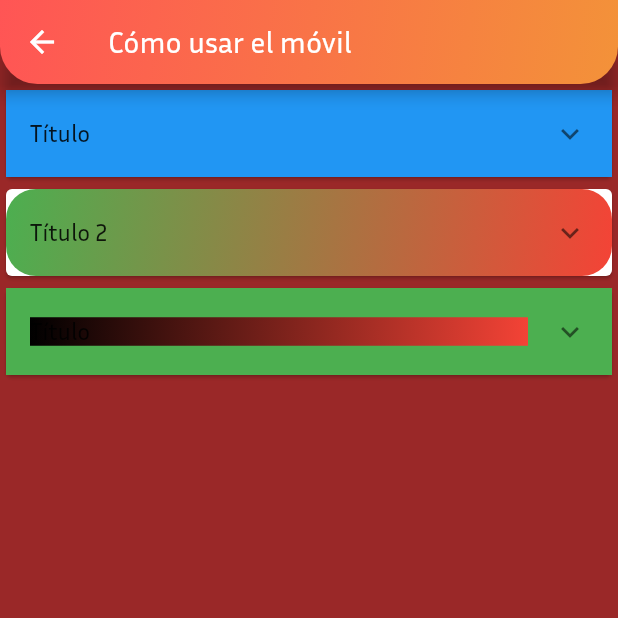
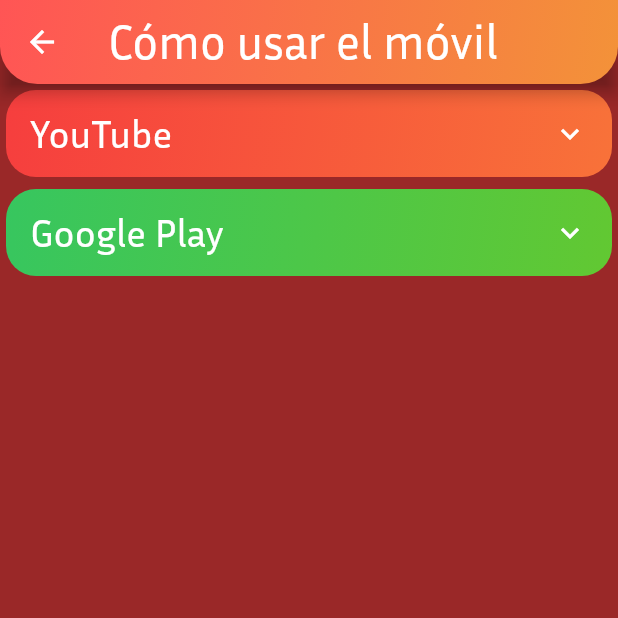
Before and after one commit to asanchezbdam1/senior_tech, a Flutter app: the screen it shows after launch, after a tap on "Cómo usar el móvil", on a phone screen of 412 x 824 dp, the top half of it. Run offline on Flutter 3.47's test engine with Material 2 defaults, Android fonts, the phone set to English and light mode, and no system bars.

Commit message:
Reorganizado código de Widgets personalizados. Mejorado aspecto del contenedor expandible.

```diff
--- a/lib/applist.dart
+++ b/lib/applist.dart
@@ -1,5 +1,5 @@
 import 'package:flutter/material.dart';
-import 'package:senior_tech/my-widgets.dart';
+import 'package:senior_tech/custom-widgets/expandable_container.dart';
 
 class AppList extends StatelessWidget {
   const AppList({Key? key}) : super(key: key);
@@ -28,39 +28,37 @@
       backgroundColor: const Color(0xFF9A2828),
       body: Center(
           child: Column(
-        children: [
-          const ExpandableContainer(
-            title: Text("Título"),
-            child: Text("Hijo"),
-            backgroundColor: Colors.red,
-            collapsedBackgroundColor: Colors.blue,
-          ),
-          const ExpandableContainer(
+        children: const [
+          ExpandableContainer(
             radius: 20,
             gradient: LinearGradient(
-              colors: [Colors.green, Colors.red],
+              colors: [Color(0xFFF63E3E), Color(0xFFF87239)],
               begin: Alignment.topLeft,
               end: Alignment.bottomRight,
             ),
-            title: Text("Título 2"),
-            child: Text("Hijo 2"),
+            title: Text("YouTube"),
+            child: Text(
+              "Youtube es una aplicación gratuita para ver vídeos en internet.",
+            ),
             backgroundColor: Colors.transparent,
             collapsedBackgroundColor: Colors.transparent,
+            childBackgroundColor: Color.fromARGB(255, 255, 200, 195),
           ),
           ExpandableContainer(
-            title: Container(
-              child: const Text("Título"),
-              decoration: const BoxDecoration(
-                gradient: LinearGradient(
-                  colors: [Colors.black, Colors.red],
-                  begin: Alignment.topLeft,
-                  end: Alignment.bottomRight,
-                ),
-              ),
+            radius: 20,
+            gradient: LinearGradient(
+              colors: [Color(0xFF37C65F), Color(0xFF62C832)],
+              begin: Alignment.topLeft,
+              end: Alignment.bottomRight,
             ),
-            child: const Text("Hijo 3"),
-            backgroundColor: Colors.blue,
-            collapsedBackgroundColor: Colors.green,
+            title: Text("Google Play"),
+            child: Text(
+              "Google Play es la tienda de aplicaciones por excelencia para teléfonos Android. " +
+                  "En esta aplicación puedes descargar otras aplicaciones o juegos gratuitos o comprar música y películas.",
+            ),
+            backgroundColor: Colors.transparent,
+            collapsedBackgroundColor: Colors.transparent,
+            childBackgroundColor: Color(0xFFA7F682),
           ),
         ],
       )),
--- /dev/null
+++ b/lib/custom-widgets/expandable_container.dart
@@ -0,0 +1,86 @@
+import 'package:flutter/material.dart';
+
+class ExpandableContainer extends StatefulWidget {
+  final Widget title;
+  final Gradient? gradient;
+  final Color? backgroundColor;
+  final Color? collapsedBackgroundColor;
+  final Color? childBackgroundColor;
+  final Color? titleColor;
+  final double? radius;
+  final double? top;
+  final double? bottom;
+  final double? right;
+  final double? left;
+  final Widget child;
+
+  const ExpandableContainer({
+    Key? key,
+    required this.title,
+    required this.child,
+    this.radius,
+    this.backgroundColor,
+    this.collapsedBackgroundColor,
+    this.gradient,
+    this.top,
+    this.bottom,
+    this.right,
+    this.left,
+    this.titleColor,
+    this.childBackgroundColor,
+  }) : super(key: key);
+
+  @override
+  State<StatefulWidget> createState() => _ExpandableContainerState();
+}
+
+class _ExpandableContainerState extends State<ExpandableContainer> {
+  @override
+  Widget build(BuildContext context) {
+    Widget childitem = widget.child;
+
+    if (widget.childBackgroundColor != null) {
+      childitem = Column(
+        crossAxisAlignment: CrossAxisAlignment.stretch,
+        children: [
+          Container(
+            decoration: BoxDecoration(
+              borderRadius: BorderRadius.circular(widget.radius ?? 0),
+              color: widget.childBackgroundColor,
+            ),
+            child: widget.child,
+            padding: const EdgeInsets.all(10),
+            margin: const EdgeInsets.all(10),
+          )
+        ],
+      );
+    }
+    return Card(
+      color: Colors.transparent,
+      shadowColor: Colors.transparent,
+      child: Container(
+        padding: EdgeInsets.only(
+          left: widget.left ?? 0,
+          top: widget.top ?? 0,
+          right: widget.right ?? 0,
+          bottom: widget.bottom ?? 0,
+        ),
+        decoration: BoxDecoration(
+          gradient: widget.gradient,
+          borderRadius: BorderRadius.circular(widget.radius ?? 0),
+        ),
+        child: ExpansionTile(
+          title: widget.title,
+          backgroundColor: widget.backgroundColor ?? Colors.transparent,
+          collapsedBackgroundColor:
+              widget.collapsedBackgroundColor ?? Colors.transparent,
+          children: [childitem],
+          collapsedIconColor: widget.titleColor ?? Colors.white,
+          iconColor: widget.titleColor ?? Colors.white,
+          collapsedTextColor: widget.titleColor ?? Colors.white,
+          textColor: widget.titleColor ?? Colors.white,
+        ),
+      ),
+    );
+  }
+}
--- /dev/null
+++ b/lib/custom-widgets/grad_button.dart
@@ -0,0 +1,42 @@
+import 'package:flutter/material.dart';
+
+class GradButton extends StatelessWidget {
+  final BorderRadiusGeometry? borderRadius;
+  final double? width;
+  final double? height;
+  final Gradient? gradient;
+  final VoidCallback? onPressed;
+  final Widget child;
+
+  const GradButton({
+    Key? key,
+    required this.onPressed,
+    required this.child,
+    this.borderRadius,
+    this.width,
+    this.height,
+    this.gradient,
+  }) : super(key: key);
+
+  @override
+  Widget build(BuildContext context) {
+    final borderRadius = this.borderRadius ?? BorderRadius.circular(0);
+    return Container(
+      width: width,
+      height: height,
+      decoration: BoxDecoration(
+        gradient: gradient,
+        borderRadius: borderRadius,
+      ),
+      child: ElevatedButton(
+        onPressed: onPressed,
+        style: ElevatedButton.styleFrom(
+          primary: Colors.transparent,
+          shadowColor: Colors.transparent,
+          shape: RoundedRectangleBorder(borderRadius: borderRadius),
+        ),
+        child: child,
+      ),
+    );
+  }
+}
--- a/lib/main.dart
+++ b/lib/main.dart
@@ -1,6 +1,6 @@
 import 'package:flutter/material.dart';
 import 'package:senior_tech/applist.dart';
-import 'package:senior_tech/my-widgets.dart';
+import 'package:senior_tech/custom-widgets/grad_button.dart';
 
 void main() {
   runApp(const MyApp());
@@ -13,12 +13,17 @@
     return MaterialApp(
       title: 'Flutter Demo',
       theme: ThemeData(
-          primarySwatch: Colors.blue,
-          backgroundColor: const Color(0xFF273243),
-          fontFamily: 'InriaSans',
-          appBarTheme: const AppBarTheme(
-            backgroundColor: Colors.transparent,
-          )),
+        primarySwatch: Colors.blue,
+        backgroundColor: const Color(0xFF273243),
+        appBarTheme: const AppBarTheme(
+          backgroundColor: Colors.transparent,
+        ),
+        textTheme: Theme.of(context).textTheme.apply(
+              fontSizeFactor: 1.5,
+              fontSizeDelta: 2.0,
+              fontFamily: 'InriaSans',
+            ),
+      ),
       home: const MyHomePage(title: 'SeniorTech'),
     );
   }
@@ -58,7 +63,7 @@
                 Navigator.push(
                     context,
                     MaterialPageRoute(
-                      builder: (context) => AppList(),
+                      builder: (context) => const AppList(),
                     ));
               },
               child: const Text(
--- a/lib/my-widgets.dart
+++ /dev/null
@@ -1,98 +0,0 @@
-import 'package:flutter/material.dart';
-
-class GradButton extends StatelessWidget {
-  final BorderRadiusGeometry? borderRadius;
-  final double? width;
-  final double? height;
-  final Gradient? gradient;
-  final VoidCallback? onPressed;
-  final Widget child;
-
-  const GradButton({
-    Key? key,
-    required this.onPressed,
-    required this.child,
-    this.borderRadius,
-    this.width,
-    this.height,
-    this.gradient,
-  }) : super(key: key);
-
-  @override
-  Widget build(BuildContext context) {
-    final borderRadius = this.borderRadius ?? BorderRadius.circular(0);
-    return Container(
-      width: width,
-      height: height,
-      decoration: BoxDecoration(
-        gradient: gradient,
-        borderRadius: borderRadius,
-      ),
-      child: ElevatedButton(
-        onPressed: onPressed,
-        style: ElevatedButton.styleFrom(
-          primary: Colors.transparent,
-          shadowColor: Colors.transparent,
-          shape: RoundedRectangleBorder(borderRadius: borderRadius),
-        ),
-        child: child,
-      ),
-    );
-  }
-}
-
-class ExpandableContainer extends StatefulWidget {
-  final Widget title;
-  final Gradient? gradient;
-  final Color? backgroundColor;
-  final Color? collapsedBackgroundColor;
-  final double? radius;
-  final double? top;
-  final double? bottom;
-  final double? right;
-  final double? left;
-  final Widget child;
-
-  const ExpandableContainer({
-    Key? key,
-    required this.title,
-    required this.child,
-    this.radius,
-    this.backgroundColor,
-    this.collapsedBackgroundColor,
-    this.gradient,
-    this.top,
-    this.bottom,
-    this.right,
-    this.left,
-  }) : super(key: key);
-
-  @override
-  State<StatefulWidget> createState() => _ExpandableContainerState();
-}
-
-class _ExpandableContainerState extends State<ExpandableContainer> {
-  @override
-  Widget build(BuildContext context) {
-    return Card(
-      child: Container(
-          padding: EdgeInsets.only(
-            left: widget.left ?? 0,
-            top: widget.top ?? 0,
-            right: widget.right ?? 0,
-            bottom: widget.bottom ?? 0,
-          ),
-          decoration: BoxDecoration(
-            gradient: widget.gradient,
-            borderRadius: BorderRadius.circular(widget.radius ?? 0),
-          ),
-          child: ExpansionTile(
-            title: widget.title,
-            backgroundColor: widget.backgroundColor ?? Colors.transparent,
-            collapsedBackgroundColor:
-                widget.collapsedBackgroundColor ?? Colors.transparent,
-            children: [widget.child],
-          )),
-    );
-  }
-}
```
